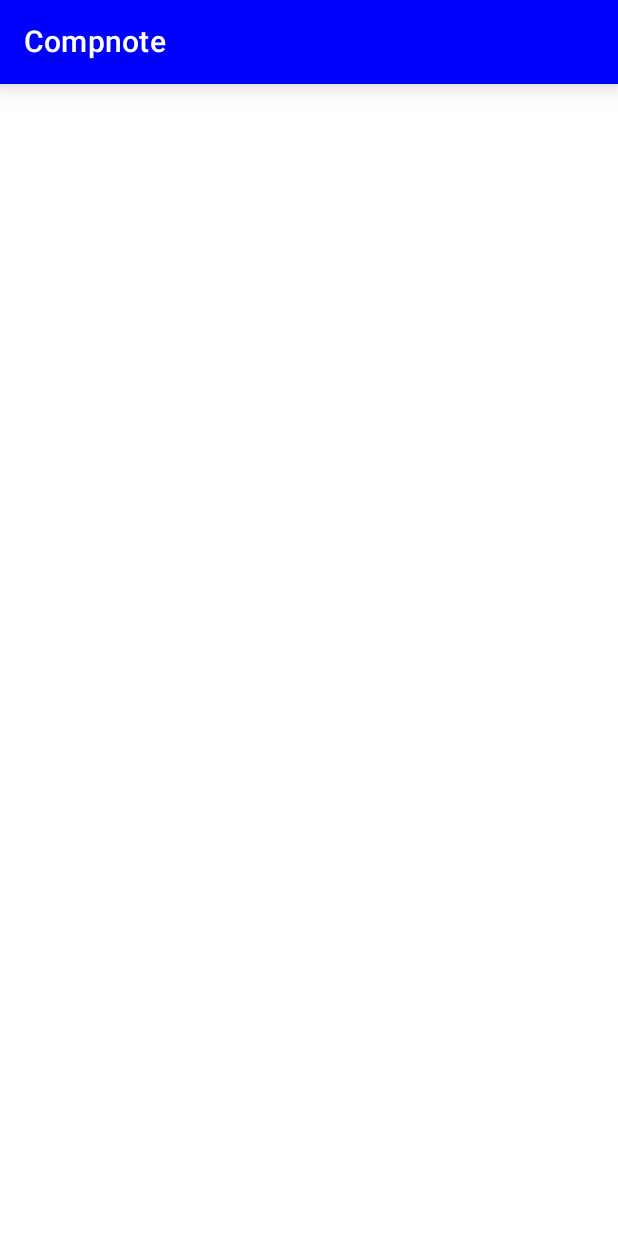
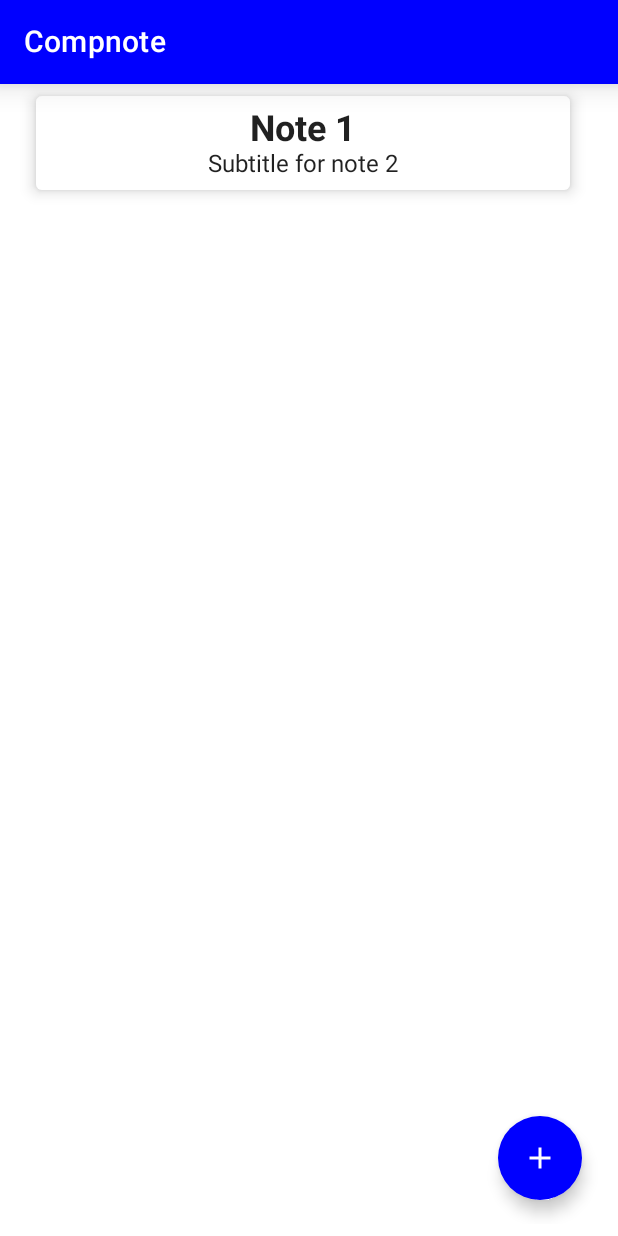
Before and after one commit to alphanication/Compnote, an Android app built with Jetpack Compose: the screen it shows after launch (MainActivity), after a tap on "ROOM DATABASE", on a phone screen of 412 x 824 dp. Run offline under Robolectric (Android 15) with nearby library versions, the phone set to English and light mode, and no system bars.

Commit message:
view MainScreen

```diff
--- a/app/src/main/java/com/example/compnote/screens/MainScreen.kt
+++ b/app/src/main/java/com/example/compnote/screens/MainScreen.kt
@@ -1,9 +1,69 @@
 package com.example.compnote.screens
 
+import androidx.compose.foundation.clickable
+import androidx.compose.foundation.layout.Column
+import androidx.compose.foundation.layout.fillMaxWidth
+import androidx.compose.foundation.layout.padding
+import androidx.compose.material.*
+import androidx.compose.material.icons.Icons
+import androidx.compose.material.icons.filled.Add
 import androidx.compose.runtime.Composable
+import androidx.compose.ui.Alignment
+import androidx.compose.ui.Modifier
+import androidx.compose.ui.graphics.Color
+import androidx.compose.ui.text.font.FontWeight
+import androidx.compose.ui.unit.dp
+import androidx.compose.ui.unit.sp
 import androidx.navigation.NavController
+import com.example.compnote.navigation.NavRoute
 
 @Composable
 fun MainScreen(navController: NavController) {
+    Scaffold(
+        floatingActionButton = {
+            FloatingActionButton(
+                onClick = {
+                    navController.navigate(NavRoute.Add.route)
+                },
+                backgroundColor = Color.Blue,
+            ) {
+                Icon(
+                    imageVector = Icons.Filled.Add,
+                    contentDescription = "Add icons",
+                    tint = Color.White
+                )
+            }
+        },
+        modifier = Modifier.padding(bottom = 8.dp, end = 8.dp)
+    ) {
+        Column {
+            NoteItem(navController = navController, title = "Note 1", subtitle = "Subtitle for note 2")
+        }
 
+    }
 }
+
+@Composable
+fun NoteItem(navController: NavController, title: String, subtitle: String) {
+    Card(
+        modifier = Modifier
+            .fillMaxWidth()
+            .padding(vertical = 8.dp, horizontal = 24.dp)
+            .clickable {
+                navController.navigate(NavRoute.Note.route)
+            },
+        elevation = 6.dp
+    ) {
+        Column(
+            modifier = Modifier.padding(vertical = 8.dp),
+            horizontalAlignment = Alignment.CenterHorizontally
+        ) {
+            Text(
+                text = title,
+                fontSize = 24.sp,
+                fontWeight = FontWeight.Bold
+            )
+            Text(text = subtitle)
+        }
+    }
+}
--- a/app/src/main/java/com/example/compnote/screens/StartScreen.kt
+++ b/app/src/main/java/com/example/compnote/screens/StartScreen.kt
@@ -7,12 +7,9 @@ import androidx.compose.material.Text
 import androidx.compose.runtime.Composable
 import androidx.compose.ui.Alignment
 import androidx.compose.ui.Modifier
-import androidx.compose.ui.tooling.preview.Preview
 import androidx.compose.ui.unit.dp
 import androidx.navigation.NavController
-import androidx.navigation.compose.rememberNavController
 import com.example.compnote.navigation.NavRoute
-import com.example.compnote.ui.theme.CompnoteTheme
 
 @Composable
 fun StartScreen(navController: NavController) {
@@ -27,7 +24,7 @@ fun StartScreen(navController: NavController) {
             Text(text = "What will we use?")
             Button(
                 onClick = {
-                          navController.navigate(route = NavRoute.Main.route)
+                    navController.navigate(route = NavRoute.Main.route)
                 },
                 modifier = Modifier
                     .width(200.dp)
@@ -48,11 +45,3 @@ fun StartScreen(navController: NavController) {
         }
     }
 }
-
-@Preview(showBackground = true)
-@Composable
-fun PrevStartScreen() {
-    CompnoteTheme {
-        StartScreen(navController = rememberNavController())
-    }
-}
```
